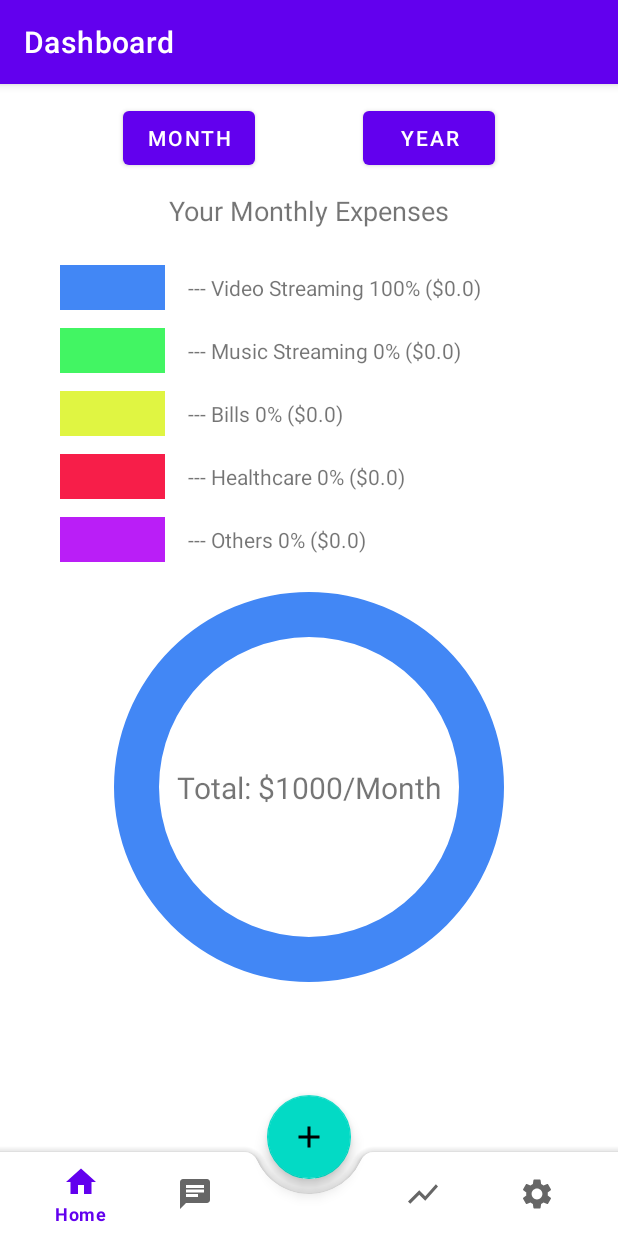
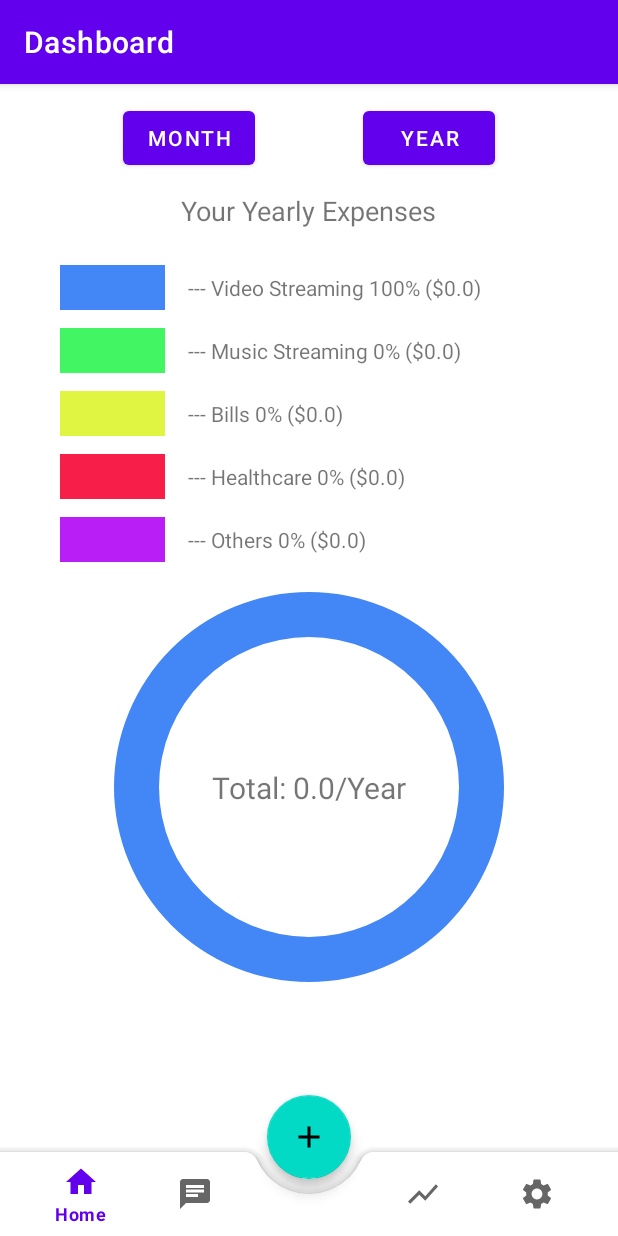
Before and after one commit to winkydes/SubMarker, an Android app: the DashboardFragment screen opened through its navigation route, after a tap on "YEAR", on a phone screen of 412 x 824 dp. Run offline under Robolectric (Android 15) with nearby library versions, the phone set to English and light mode, and no system bars; our stand-ins replace Firebase (no records; nobody signed in at launch, a user with empty details on screens opened directly), navigation-ui; 4 statements that could not run were skipped.

Commit message:
dashboard fragment commented and fixes

```diff
--- a/app/src/main/java/com/example/submarker/fragments/DashboardFragment.kt
+++ b/app/src/main/java/com/example/submarker/fragments/DashboardFragment.kt
@@ -43,6 +43,9 @@ class DashboardFragment : Fragment() {
     private var healthcareYearPayment: Float = 0f
     private var othersYearPayment: Float = 0f
 
+    private lateinit var tvYourExpenses: TextView
+    private lateinit var tvTotal: TextView
+
     // This property is only valid between onCreateView and
     // onDestroyView.
     private val binding get() = _binding!!
@@ -58,7 +61,6 @@ class DashboardFragment : Fragment() {
 
     override fun onViewCreated(view: View, savedInstanceState: Bundle?) {
         super.onViewCreated(view, savedInstanceState)
-        Log.d("TAG", "onViewCreated")
 
         pbVideoStreaming = binding.pbVideoStreaming
         pbMusicStreaming = binding.pbMusicStreaming
@@ -72,17 +74,23 @@ class DashboardFragment : Fragment() {
         tvHealthcare = binding.tvHealthcare
         tvOthers = binding.tvOthers
 
+        tvYourExpenses = binding.tvYourExpenses
+        tvTotal = binding.tvTotal
+
+        // set onClickListener for buttons to change display type
         val btnMonth = binding.btnMonth
         val btnYear = binding.btnYear
 
         btnMonth.setOnClickListener {
-            changePeriodType(videoMonthPayment, musicMonthPayment, billsMonthPayment, healthcareMonthPayment, othersMonthPayment)
+            changePeriodType("Month", videoMonthPayment, musicMonthPayment, billsMonthPayment, healthcareMonthPayment, othersMonthPayment)
         }
 
         btnYear.setOnClickListener{
-            changePeriodType(videoYearPayment, musicYearPayment, billsYearPayment, healthcareYearPayment, othersYearPayment)
+            changePeriodType("Year", videoYearPayment, musicYearPayment, billsYearPayment, healthcareYearPayment, othersYearPayment)
         }
 
+
+        // fetch data from db and process them for displaying
         val sharedPref =
             this.activity?.getSharedPreferences(getString(R.string.preference_file_key), Context.MODE_PRIVATE)
         val userId = sharedPref?.getString("UUID", "") ?:""
@@ -167,8 +175,8 @@ class DashboardFragment : Fragment() {
                         }
                     }
                 }
-
-                changePeriodType(videoMonthPayment, musicMonthPayment, billsMonthPayment, healthcareMonthPayment, othersMonthPayment)
+                // by default, the app will show the monthly expenses
+                changePeriodType("Month", videoMonthPayment, musicMonthPayment, billsMonthPayment, healthcareMonthPayment, othersMonthPayment)
 
             } catch (ex: Exception) {
                 ex.message?.let { Log.e("TAG", it) }
@@ -181,8 +189,11 @@ class DashboardFragment : Fragment() {
         _binding = null
     }
 
-    private fun changePeriodType(videoPayment: Float, musicPayment: Float, billsPayment: Float, healthcarePayment: Float, othersPayment: Float) {
+    // function to change the displaying information in dashboard
+    private fun changePeriodType(type: String, videoPayment: Float, musicPayment: Float, billsPayment: Float, healthcarePayment: Float, othersPayment: Float) {
+        tvYourExpenses.text = "Your ${type}ly Expenses"
         val totalPayment = videoPayment + musicPayment + billsPayment + healthcarePayment + othersPayment
+        tvTotal.text = "Total: ${totalPayment}/${type}"
         pbVideoStreaming.progress = 100
         pbMusicStreaming.progress =
             ((musicPayment + billsPayment + healthcarePayment + othersPayment) / totalPayment * 100).roundToInt()
--- a/app/src/main/res/layout/fragment_dashboard.xml
+++ b/app/src/main/res/layout/fragment_dashboard.xml
@@ -46,7 +46,6 @@
             android:id="@+id/tv_your_expenses"
             android:layout_width="wrap_content"
             android:layout_height="wrap_content"
-            android:text="@string/your_monthly_expenses"
             android:textSize="18sp"
             android:layout_marginTop="@dimen/common_margin"
             app:layout_constraintBottom_toTopOf="@+id/ll_numerical_data"
@@ -239,10 +238,9 @@
 
             <!-- The text that goes in a center of the chart -->
             <TextView
-                android:id="@+id/number_of_calories"
+                android:id="@+id/tv_total"
                 android:layout_width="wrap_content"
                 android:layout_height="wrap_content"
-                android:text="Total: $1000/Month"
                 android:textSize="20sp"
                 app:layout_constraintBottom_toBottomOf="parent"
                 app:layout_constraintEnd_toEndOf="parent"
--- a/app/src/main/res/values/strings.xml
+++ b/app/src/main/res/values/strings.xml
@@ -42,9 +42,6 @@
     <string name="tv_let_us_know_preference">Let us know what time do you want to receive your notifications!</string>
     <string name="btn_save">Save</string>
 
-    <!--Strings for dashboard page-->
-    <string name="your_monthly_expenses">Your Monthly Expenses</string>
-
     <!--Shared Preference String-->
     <string name="preference_file_key">SubMarker</string>
 
```
